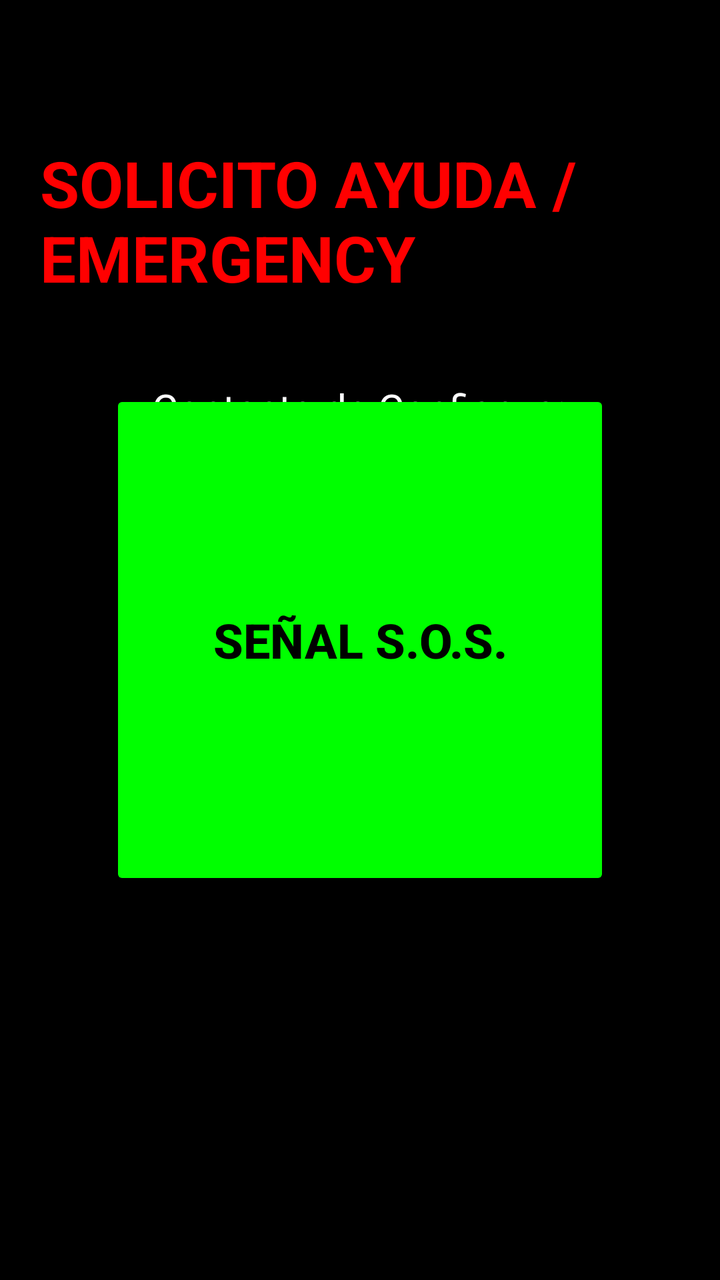
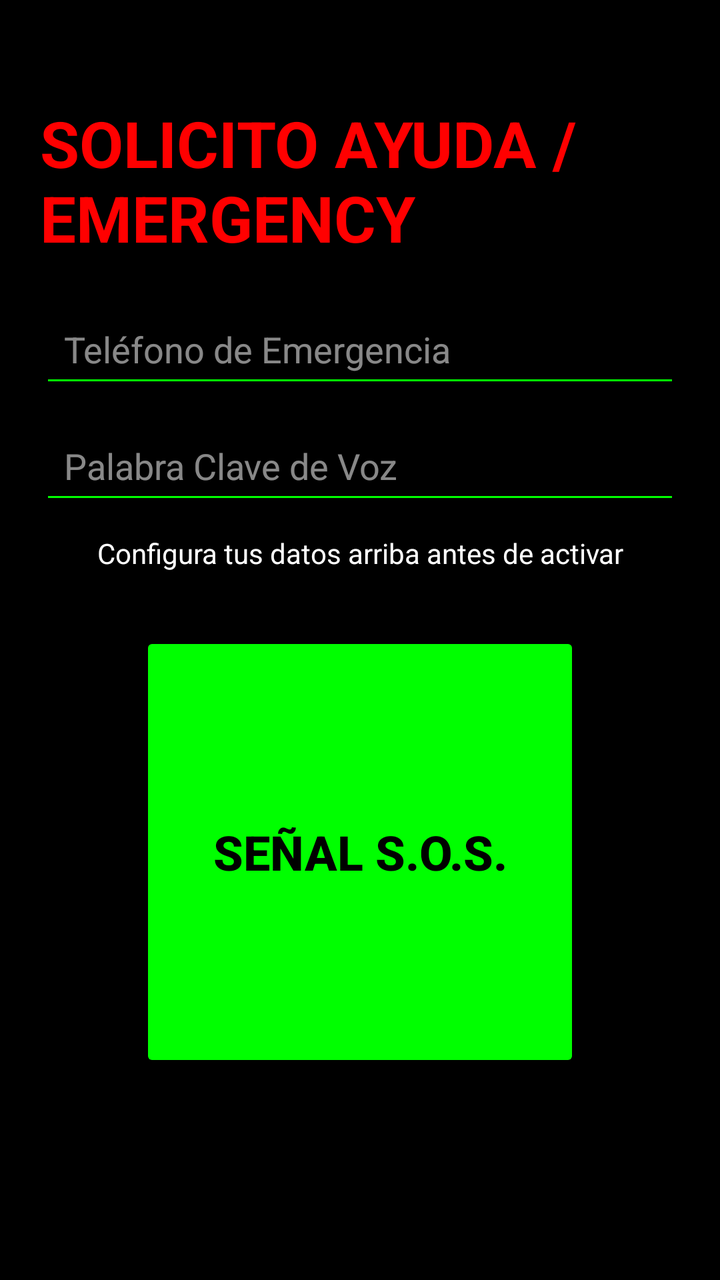

An Android layout rendered at two revisions. The XML below is the earlier revision; the diff shows what the commit changed to produce the second picture.
<!-- AndroidManifest.xml: application theme Theme.AppCompat.NoActionBar -->
<!-- res/layout/activity_main.xml -->
<RelativeLayout xmlns:android="http://schemas.android.com/apk/res/android"
    android:layout_width="match_parent"
    android:layout_height="match_parent"
    android:background="#000000"
    android:padding="20dp">

    <TextView
        android:id="@+id/txtEmergency"
        android:layout_width="wrap_content"
        android:layout_height="wrap_content"
        android:text="SOLICITO AYUDA / EMERGENCY"
        android:textColor="#FF0000"
        android:textSize="32sp"
        android:textStyle="bold"
        android:layout_centerHorizontal="true"
        android:layout_marginTop="50dp"/>

    <TextView
        android:id="@+id/txtContact"
        android:layout_width="wrap_content"
        android:layout_height="wrap_content"
        android:text="Contacto de Confianza:\n[Familiar] - [Teléfono]"
        android:textColor="#FFFFFF"
        android:textSize="20sp"
        android:layout_below="@id/txtEmergency"
        android:layout_centerHorizontal="true"
        android:layout_marginTop="40dp"
        android:gravity="center"/>

    <Button
        android:id="@+id/btnTrigger"
        android:layout_width="250dp"
        android:layout_height="250dp"
        android:layout_centerInParent="true"
        android:backgroundTint="#00FF00"
        android:text="SEÑAL S.O.S."
        android:textColor="#000000"
        android:textSize="24sp"
        android:textStyle="bold" />
</RelativeLayout>
<!-- resources referenced by this layout -->
<resources>

</resources>

<!-- the commit's change to res/layout/activity_main.xml (unified diff, before → after) -->
@@ -13,25 +13,59 @@
         android:textSize="32sp"
         android:textStyle="bold"
         android:layout_centerHorizontal="true"
-        android:layout_marginTop="50dp"/>
+        android:layout_marginTop="30dp"/>
+
+    <LinearLayout
+        android:id="@+id/configContainer"
+        android:layout_width="match_parent"
+        android:layout_height="wrap_content"
+        android:layout_below="@id/txtEmergency"
+        android:layout_marginTop="20dp"
+        android:orientation="vertical">
+
+        <EditText
+            android:id="@+id/etEmergencyContact"
+            android:layout_width="match_parent"
+            android:layout_height="wrap_content"
+            android:hint="Teléfono de Emergencia"
+            android:textColor="#FFFFFF"
+            android:textColorHint="#88FFFFFF"
+            android:backgroundTint="#00FF00"
+            android:inputType="phone"
+            android:padding="12dp"
+            android:layout_marginBottom="10dp"/>
+
+        <EditText
+            android:id="@+id/etVoiceCodeWord"
+            android:layout_width="match_parent"
+            android:layout_height="wrap_content"
+            android:hint="Palabra Clave de Voz"
+            android:textColor="#FFFFFF"
+            android:textColorHint="#88FFFFFF"
+            android:backgroundTint="#00FF00"
+            android:inputType="text"
+            android:padding="12dp"/>
+    </LinearLayout>
 
     <TextView
         android:id="@+id/txtContact"
         android:layout_width="wrap_content"
         android:layout_height="wrap_content"
-        android:text="Contacto de Confianza:\n[Familiar] - [Teléfono]"
+        android:text="Configura tus datos arriba antes de activar"
         android:textColor="#FFFFFF"
-        android:textSize="20sp"
-        android:layout_below="@id/txtEmergency"
+        android:textSize="14sp"
+        android:layout_below="@id/configContainer"
         android:layout_centerHorizontal="true"
-        android:layout_marginTop="40dp"
+        android:layout_marginTop="10dp"
         android:gravity="center"/>
 
     <Button
         android:id="@+id/btnTrigger"
-        android:layout_width="250dp"
-        android:layout_height="250dp"
+        android:layout_width="220dp"
+        android:layout_height="220dp"
         android:layout_centerInParent="true"
+        android:layout_below="@id/txtContact"
+        android:layout_marginTop="30dp"
         android:backgroundTint="#00FF00"
         android:text="SEÑAL S.O.S."
         android:textColor="#000000"
